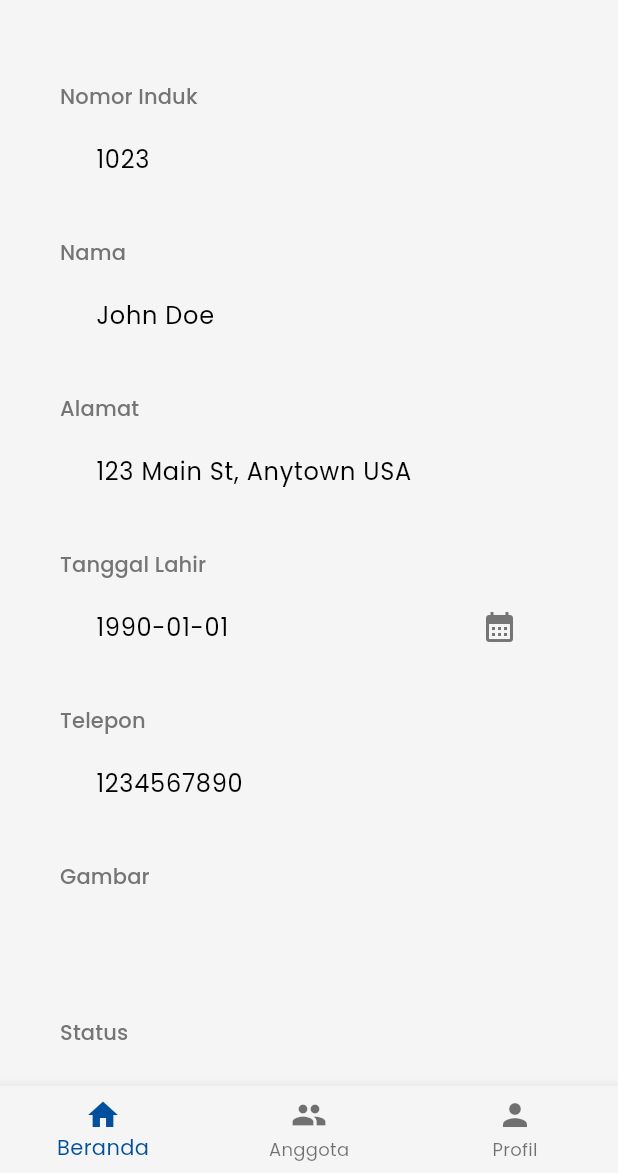
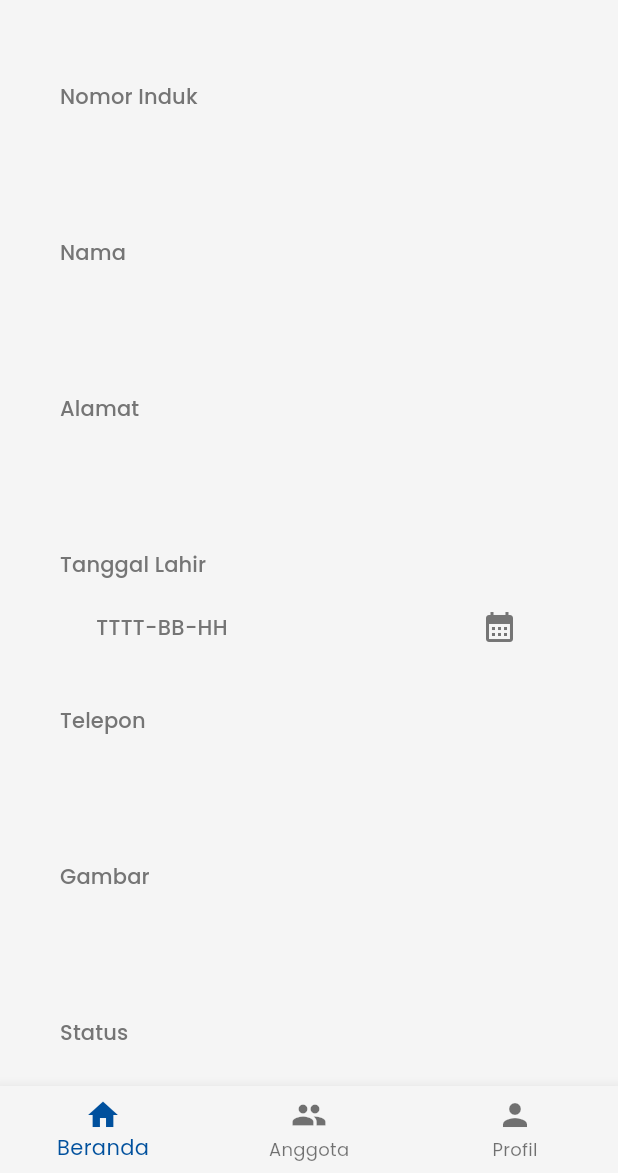
Before and after one commit to bayurkp/pesse, a Flutter app: the AddMemberScreen screen opened by its route, on a phone screen of 412 x 824 dp, the part 63-1236 px from its top. Run offline on Flutter 3.47's test engine with Material 3 defaults, Android fonts, the light colour scheme and no system bars; our stand-ins replace dio, flutter_dotenv, flutter_svg, get_storage, go_router; accounts and stored records are empty.

Commit message:
feat: improve crud member ui logic

```diff
--- a/lib/screens/add_member_screen.dart
+++ b/lib/screens/add_member_screen.dart
@@ -3,7 +3,9 @@ import 'package:pesse/models/member_model.dart';
 import 'package:pesse/providers/member_provider.dart';
 import 'package:pesse/themes/colors.dart';
 import 'package:pesse/themes/theme_extension.dart';
+import 'package:pesse/utils/show_alert_dialog.dart';
 import 'package:pesse/widgets/bottom_navigation_bar.dart';
+import 'package:pesse/widgets/member_form.dart';
 import 'package:pesse/widgets/text_button.dart';
 import 'package:pesse/widgets/text_field.dart';
 import 'package:provider/provider.dart';
@@ -16,171 +18,42 @@ class AddMemberScreen extends StatefulWidget {
 }
 
 class _AddMemberScreenState extends State<AddMemberScreen> {
-  int? _isActive;
-
   @override
   Widget build(BuildContext context) {
-    return Scaffold(
+    return Consumer<MemberNotifier>(
+      builder: (context, memberNotifier, child) {
+        WidgetsBinding.instance.addPostFrameCallback(
+          (_) {
+            if (memberNotifier.isSuccess == false) {
+              showPesseAlertDialog(
+                context,
+                title: 'Gagal',
+                content: memberNotifier.message,
+              );
+            }
+          },
+        );
+
+        return memberNotifier.isPending
+            ? const Center(child: CircularProgressIndicator())
+            : Scaffold(
                 appBar: AppBar(
                   title: const Text('Anggota'),
                 ),
-      body: SafeArea(
+                body: const SafeArea(
                   child: SingleChildScrollView(
-          physics: const BouncingScrollPhysics(),
+                    physics: BouncingScrollPhysics(),
                     child: Padding(
-            padding: const EdgeInsets.all(40.0),
-            child: _addMemberForm(context, null),
+                      padding: EdgeInsets.all(40.0),
+                      child: MemberForm(
+                        formType: MemberFormType.add,
+                      ),
                     ),
                   ),
                 ),
                 bottomNavigationBar: const PesseBottomNavigationBar(),
               );
-  }
-
-  Widget _addMemberForm(BuildContext context, Member? member) {
-    GlobalKey formKey = GlobalKey<FormState>();
-    final memberNumberController = TextEditingController(text: '1023');
-    final nameController = TextEditingController(text: 'John Doe');
-    final addressController =
-        TextEditingController(text: '123 Main St, Anytown USA');
-    final birthDateController = TextEditingController(text: '1990-01-01');
-    final phoneNumberController = TextEditingController(text: '1234567890');
-    final imageUrlController = TextEditingController();
-
-    void handleRadioValueChange(int? value) {
-      setState(() {
-        _isActive = value;
-      });
-    }
-
-    Future<void> selectDate() async {
-      DateTime? pickedDate = await showDatePicker(
-        context: context,
-        initialDate: DateTime.now(),
-        firstDate: DateTime(1900),
-        lastDate: DateTime(2100),
-      );
-
-      if (pickedDate != null) {
-        birthDateController.text = pickedDate.toString().substring(0, 10);
-      }
-    }
-
-    return Form(
-      key: formKey,
-      child: Column(
-        mainAxisAlignment: MainAxisAlignment.center,
-        crossAxisAlignment: CrossAxisAlignment.center,
-        children: <Widget>[
-          PesseTextField(
-            labelText: 'Nomor Induk',
-            controller: memberNumberController,
-          ),
-          const SizedBox(height: 20.0),
-          PesseTextField(
-            labelText: 'Nama',
-            controller: nameController,
-          ),
-          const SizedBox(height: 20.0),
-          PesseTextField(
-            labelText: 'Alamat',
-            controller: addressController,
-          ),
-          const SizedBox(height: 20.0),
-          PesseTextField(
-            labelText: 'Tanggal Lahir',
-            controller: birthDateController,
-            hintText: 'TTTT-BB-HH',
-            suffixIcon: const Icon(Icons.calendar_month),
-            readOnly: true,
-            onTap: () {
-              selectDate();
       },
-          ),
-          const SizedBox(height: 20.0),
-          PesseTextField(
-            labelText: 'Telepon',
-            controller: phoneNumberController,
-          ),
-          const SizedBox(height: 20.0),
-          PesseTextField(
-            labelText: 'Gambar',
-            controller: imageUrlController,
-          ),
-          const SizedBox(height: 20.0),
-          Container(
-            alignment: Alignment.centerLeft,
-            child: Text(
-              'Status',
-              style: context.label,
-            ),
-          ),
-          const SizedBox(height: 8.0),
-          Row(
-            children: <Widget>[
-              Expanded(
-                child: RadioListTile<int>(
-                  title: Text(
-                    'Aktif',
-                    style: context.label,
-                  ),
-                  tileColor: PesseColors.surface,
-                  contentPadding: const EdgeInsets.all(5.0),
-                  shape: const RoundedRectangleBorder(
-                    borderRadius: BorderRadius.all(
-                      Radius.circular(15.0),
-                    ),
-                  ),
-                  value: 1,
-                  groupValue: _isActive,
-                  onChanged: handleRadioValueChange,
-                ),
-              ),
-              const SizedBox(
-                width: 10,
-              ),
-              Expanded(
-                child: RadioListTile<int>(
-                  title: Text(
-                    'Tidak Aktif',
-                    style: context.label,
-                  ),
-                  tileColor: PesseColors.surface,
-                  contentPadding: const EdgeInsets.all(5.0),
-                  shape: const RoundedRectangleBorder(
-                    borderRadius: BorderRadius.all(
-                      Radius.circular(15.0),
-                    ),
-                  ),
-                  value: 0,
-                  groupValue: _isActive,
-                  onChanged: handleRadioValueChange,
-                ),
-              ),
-            ],
-          ),
-          const SizedBox(height: 20.0),
-          PesseTextButton(
-            onPressed: () {
-              member = Member(
-                id: 0,
-                memberNumber: int.parse(memberNumberController.text),
-                name: nameController.text,
-                address: addressController.text,
-                birthDate: birthDateController.text,
-                phoneNumber: phoneNumberController.text,
-                imageUrl: imageUrlController.text,
-                isActive: _isActive ?? 1,
-              );
-
-              Provider.of<MemberNotifier>(context, listen: false).addMember(
-                member: member!,
-              );
-            },
-            label: 'Tambah Anggota',
-          ),
-        ],
-      ),
     );
   }
 }
--- a/lib/widgets/member_form.dart
+++ b/lib/widgets/member_form.dart
@@ -26,11 +26,8 @@ class MemberForm extends StatefulWidget {
 }
 
 class _MemberFormState extends State<MemberForm> {
-  int? _isActive;
-
-  @override
-  Widget build(BuildContext context) {
-    GlobalKey formKey = GlobalKey<FormState>();
+  late int isActive;
+  final _formKey = GlobalKey<FormState>();
   final memberNumberController = TextEditingController();
   final nameController = TextEditingController();
   final addressController = TextEditingController();
@@ -38,19 +35,25 @@ class _MemberFormState extends State<MemberForm> {
   final phoneNumberController = TextEditingController();
   final imageUrlController = TextEditingController();
 
-    if (widget.formType == MemberFormType.edit) {
+  @override
+  void initState() {
+    super.initState();
+    if (widget.formType == MemberFormType.edit && widget.member != null) {
       memberNumberController.text = widget.member!.memberNumber.toString();
       nameController.text = widget.member!.name;
       addressController.text = widget.member!.address;
       birthDateController.text = widget.member!.birthDate;
       phoneNumberController.text = widget.member!.phoneNumber;
       imageUrlController.text = widget.member?.imageUrl ?? '';
-      _isActive = widget.member!.isActive;
+      isActive = widget.member!.isActive;
+    } else {
+      isActive = 1;
+    }
   }
 
   void handleRadioValueChange(int? value) {
     setState(() {
-        _isActive = value;
+      isActive = value ?? 1;
     });
   }
 
@@ -67,8 +70,23 @@ class _MemberFormState extends State<MemberForm> {
     }
   }
 
+  @override
+  void dispose() {
+    memberNumberController.dispose();
+    nameController.dispose();
+    addressController.dispose();
+    birthDateController.dispose();
+    phoneNumberController.dispose();
+    imageUrlController.dispose();
+    super.dispose();
+  }
+
+  @override
+  Widget build(BuildContext context) {
+    return Consumer<MemberNotifier>(
+      builder: (context, memberNotifier, child) {
         return Form(
-      key: formKey,
+          key: _formKey,
           child: Column(
             mainAxisAlignment: MainAxisAlignment.center,
             crossAxisAlignment: CrossAxisAlignment.center,
@@ -133,7 +151,7 @@ class _MemberFormState extends State<MemberForm> {
                         ),
                       ),
                       value: 1,
-                  groupValue: _isActive,
+                      groupValue: isActive,
                       onChanged: handleRadioValueChange,
                     ),
                   ),
@@ -154,7 +172,7 @@ class _MemberFormState extends State<MemberForm> {
                         ),
                       ),
                       value: 0,
-                  groupValue: _isActive,
+                      groupValue: isActive,
                       onChanged: handleRadioValueChange,
                     ),
                   ),
@@ -173,20 +191,22 @@ class _MemberFormState extends State<MemberForm> {
                     birthDate: birthDateController.text,
                     phoneNumber: phoneNumberController.text,
                     imageUrl: imageUrlController.text,
-                isActive: _isActive ?? 1,
+                    isActive: isActive,
                   );
 
                   if (widget.formType == MemberFormType.edit) {
-                Provider.of<MemberNotifier>(context, listen: false)
-                    .updateMember(
+                    memberNotifier.updateMember(
                       member: newMember,
                     );
                   } else {
-                Provider.of<MemberNotifier>(context, listen: false).addMember(
+                    memberNotifier.addMember(
                       member: newMember,
                     );
                   }
+
+                  if (memberNotifier.isSuccess == true) {
                     context.goNamed('members.index');
+                  }
                 },
                 label: widget.formType == MemberFormType.add
                     ? 'Tambah Anggota'
@@ -195,5 +215,7 @@ class _MemberFormState extends State<MemberForm> {
             ],
           ),
         );
+      },
+    );
   }
 }
```
Also changed, not shown: lib/providers/member_provider.dart (+22 -2 lines), lib/screens/edit_member_screen.dart (+22 -6 lines), lib/screens/members_screen.dart (+8 -8 lines). Lines whose indentation alone changed are shown as unchanged.
